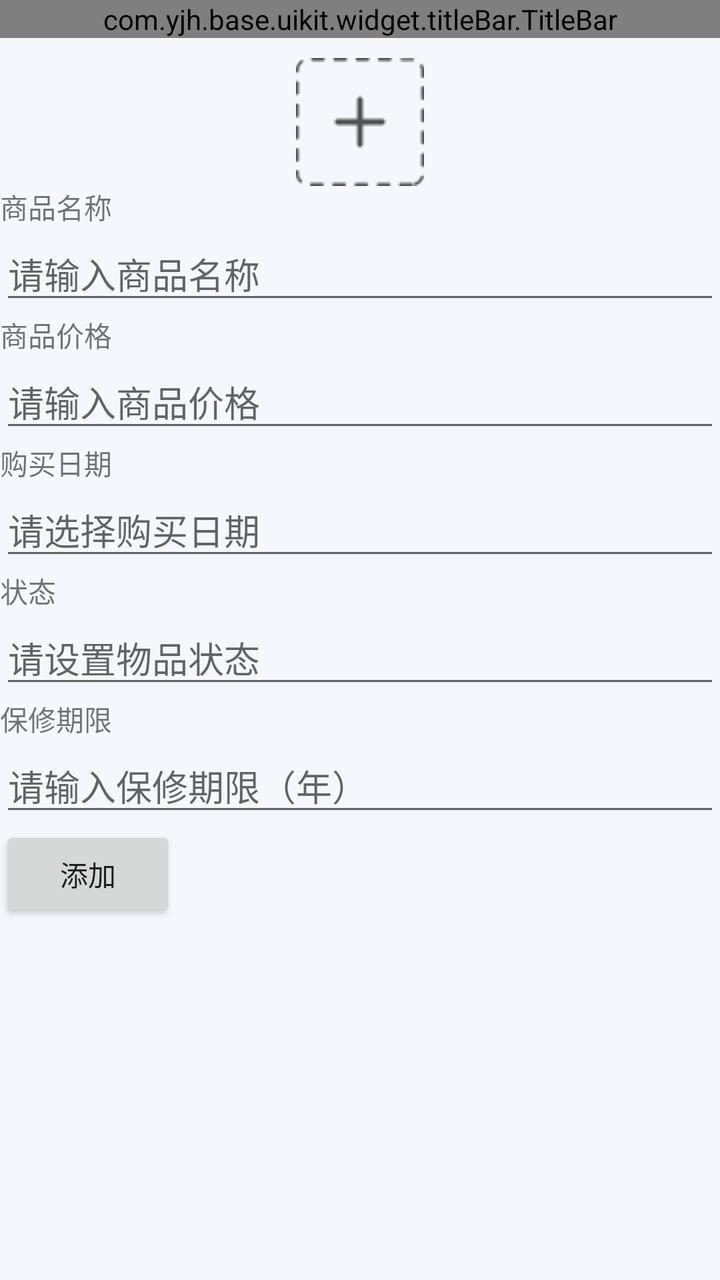
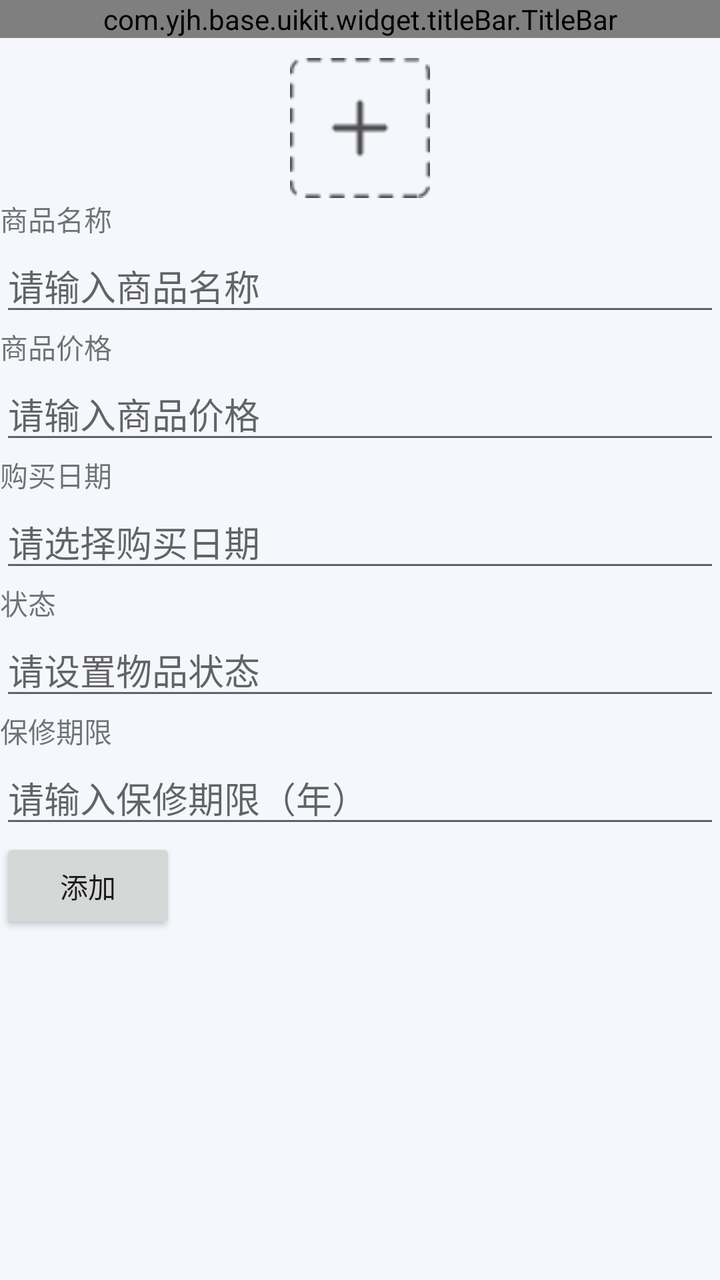

Screens rendered from an Android XML layout before and after an edit, with the pre-edit source and the edit as a unified diff.
<!-- AndroidManifest.xml: application theme Theme.Base -->
<!-- res/layout/ac_add_product.xml -->
<?xml version="1.0" encoding="utf-8"?>
<androidx.constraintlayout.widget.ConstraintLayout xmlns:android="http://schemas.android.com/apk/res/android"
    xmlns:app="http://schemas.android.com/apk/res-auto"
    android:layout_width="match_parent"
    android:layout_height="match_parent"
    android:background="@color/grey_backGround">

    <com.yjh.base.uikit.widget.titleBar.TitleBar
        android:id="@+id/title_bar"
        android:layout_width="0dp"
        android:layout_height="wrap_content"
        android:background="@color/white"
        app:layout_constraintEnd_toEndOf="parent"
        app:layout_constraintStart_toStartOf="parent"
        app:layout_constraintTop_toTopOf="parent" />

    <ImageView
        android:id="@+id/iv_product_icon"
        android:layout_width="wrap_content"
        android:layout_height="wrap_content"
        android:layout_marginTop="10dp"
        android:src="@drawable/pic_set_product_icon"
        app:layout_constraintStart_toStartOf="parent"
        app:layout_constraintTop_toBottomOf="@id/title_bar"
        app:layout_constraintEnd_toEndOf="parent"/>

    <TextView
        android:id="@+id/tv_product_name"
        android:layout_width="wrap_content"
        android:layout_height="wrap_content"
        android:text="商品名称"
        app:layout_constraintStart_toStartOf="parent"
        app:layout_constraintTop_toBottomOf="@id/iv_product_icon" />

    <EditText
        android:id="@+id/et_product_name"
        android:layout_width="match_parent"
        android:layout_height="wrap_content"
        android:hint="请输入商品名称"
        app:layout_constraintEnd_toEndOf="parent"
        app:layout_constraintStart_toStartOf="parent"
        app:layout_constraintTop_toBottomOf="@id/tv_product_name" />

    <TextView
        android:id="@+id/tv_product_price"
        android:layout_width="wrap_content"
        android:layout_height="wrap_content"
        android:text="商品价格"
        app:layout_constraintStart_toStartOf="parent"
        app:layout_constraintTop_toBottomOf="@id/et_product_name" />

    <EditText
        android:id="@+id/et_product_price"
        android:layout_width="match_parent"
        android:layout_height="wrap_content"
        android:hint="请输入商品价格"
        app:layout_constraintEnd_toEndOf="parent"
        app:layout_constraintStart_toStartOf="parent"
        app:layout_constraintTop_toBottomOf="@id/tv_product_price" />

    <TextView
        android:id="@+id/tv_purchase_date"
        android:layout_width="wrap_content"
        android:layout_height="wrap_content"
        android:text="购买日期"
        app:layout_constraintStart_toStartOf="parent"
        app:layout_constraintTop_toBottomOf="@id/et_product_price" />

    <EditText
        android:id="@+id/et_purchase_date"
        android:layout_width="match_parent"
        android:layout_height="wrap_content"
        android:focusable="false"
        android:focusableInTouchMode="false"
        android:cursorVisible="false"
        android:longClickable="false"
        android:textIsSelectable="false"
        android:hint="请选择购买日期"
        app:layout_constraintEnd_toEndOf="parent"
        app:layout_constraintStart_toStartOf="parent"
        app:layout_constraintTop_toBottomOf="@id/tv_purchase_date" />

    <TextView
        android:id="@+id/tv_product_state"
        android:layout_width="wrap_content"
        android:layout_height="wrap_content"
        android:text="状态"
        app:layout_constraintStart_toStartOf="parent"
        app:layout_constraintTop_toBottomOf="@id/et_purchase_date" />

    <EditText
        android:id="@+id/et_product_state"
        android:layout_width="match_parent"
        android:layout_height="wrap_content"
        android:focusable="false"
        android:focusableInTouchMode="false"
        android:cursorVisible="false"
        android:longClickable="false"
        android:textIsSelectable="false"
        android:hint="请设置物品状态"
        app:layout_constraintEnd_toEndOf="parent"
        app:layout_constraintStart_toStartOf="parent"
        app:layout_constraintTop_toBottomOf="@id/tv_product_state" />

    <TextView
        android:id="@+id/tv_warranty_period"
        android:layout_width="wrap_content"
        android:layout_height="wrap_content"
        android:text="保修期限"
        app:layout_constraintStart_toStartOf="parent"
        app:layout_constraintTop_toBottomOf="@id/et_product_state" />

    <EditText
        android:id="@+id/et_warranty_period"
        android:layout_width="match_parent"
        android:layout_height="wrap_content"
        android:hint="请输入保修期限（年）"
        app:layout_constraintEnd_toEndOf="parent"
        app:layout_constraintStart_toStartOf="parent"
        app:layout_constraintTop_toBottomOf="@id/tv_warranty_period" />


    <Button
        android:id="@+id/btn_submit_product"
        android:layout_width="wrap_content"
        android:layout_height="wrap_content"
        android:text="添加"
        app:layout_constraintTop_toBottomOf="@+id/et_warranty_period"
        app:layout_constraintStart_toStartOf="parent"/>


</androidx.constraintlayout.widget.ConstraintLayout>
<!-- resources referenced by this layout -->
<resources>
  <color name="grey_backGround">#f5f7fd</color>
  <color name="white">#FFFFFF</color>
  <!-- drawable pic_set_product_icon: png bitmap (drawable, 1429 bytes) -->
  <style name="Theme.Base" parent="Theme.MaterialComponents.Light.NoActionBar.Bridge">
  
          <item name="android:statusBarColor">@android:color/transparent</item>
          <item name="android:windowLightStatusBar">true</item>
      </style>
</resources>

<!-- the commit's change to res/layout/ac_add_product.xml (unified diff, before → after) -->
@@ -16,8 +16,8 @@
 
     <ImageView
         android:id="@+id/iv_product_icon"
-        android:layout_width="wrap_content"
-        android:layout_height="wrap_content"
+        android:layout_width="70dp"
+        android:layout_height="70dp"
         android:layout_marginTop="10dp"
         android:src="@drawable/pic_set_product_icon"
         app:layout_constraintStart_toStartOf="parent"
